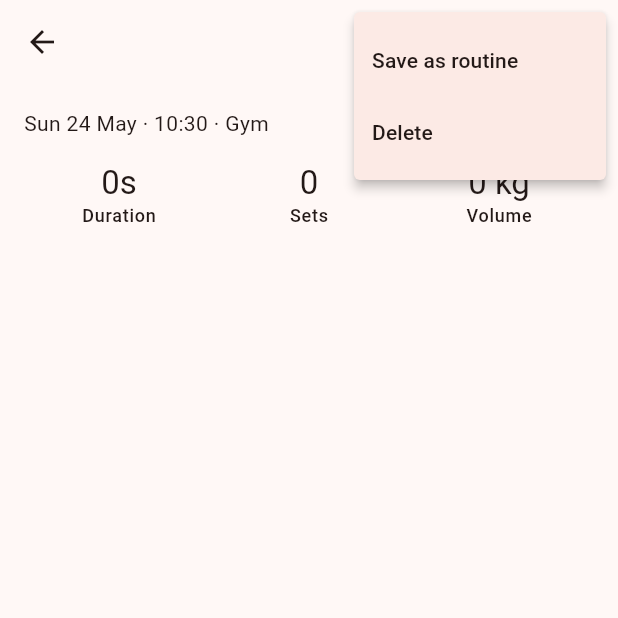
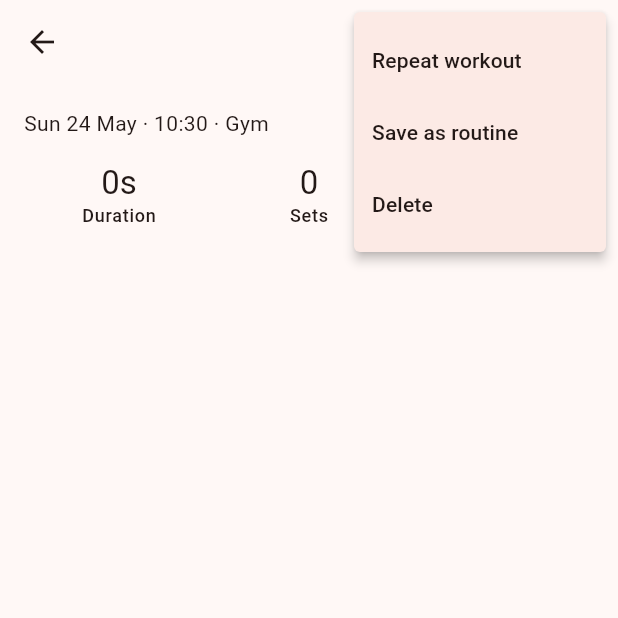
Before and after one commit to lordyhas/endelea, a Flutter app: the WorkoutDetailScreen screen opened directly with empty values, after a tap on the "more vert" icon, on a phone screen of 412 x 824 dp, the top half of it. Run offline on Flutter 3.47's test engine with Material 3 defaults, Android fonts, the phone set to English and light mode, and no system bars.

Commit message:
feat: repeat a past workout from its detail screen

```diff
--- a/lib/data/workout_store.dart
+++ b/lib/data/workout_store.dart
@@ -44,6 +44,21 @@ class WorkoutStore extends ChangeNotifier {
         WorkoutExercise(
           exercise: entry.exercise,
           sets: List.generate(entry.sets, (_) => WorkoutSet()),
+        ),
+      );
+    }
+    notifyListeners();
+    return workout;
+  }
+
+  /// Starts a new workout with the same exercises and set values as [past].
+  Workout repeat(Workout past) {
+    final workout = start(name: past.name, place: past.place);
+    for (final entry in past.exercises) {
+      workout.exercises.add(
+        WorkoutExercise(
+          exercise: entry.exercise,
+          sets: [for (final set in entry.sets) set.copy()..done = false],
         ),
       );
     }
--- a/lib/screens/workout_detail_screen.dart
+++ b/lib/screens/workout_detail_screen.dart
@@ -8,6 +8,7 @@ import '../models/settings.dart';
 import '../models/workout.dart';
 import '../utils/format.dart';
 import '../widgets/confirm_dialog.dart';
+import 'active_workout_screen.dart';
 
 class WorkoutDetailScreen extends StatelessWidget {
   const WorkoutDetailScreen({super.key, required this.workout});
@@ -18,6 +19,20 @@ class WorkoutDetailScreen extends StatelessWidget {
     final template = TemplateScope.of(context).saveWorkout(workout);
     ScaffoldMessenger.of(context).showSnackBar(
       SnackBar(content: Text('Routine "${template.name}" created')),
+    );
+  }
+
+  void _repeat(BuildContext context) {
+    final store = StoreScope.of(context);
+    if (store.active != null) {
+      ScaffoldMessenger.of(context).showSnackBar(
+        const SnackBar(content: Text('Finish your current workout first')),
+      );
+      return;
+    }
+    store.repeat(workout);
+    Navigator.of(context).pushReplacement(
+      MaterialPageRoute<void>(builder: (_) => const ActiveWorkoutScreen()),
     );
   }
 
@@ -43,6 +58,10 @@ class WorkoutDetailScreen extends StatelessWidget {
         actions: [
           PopupMenuButton<void>(
             itemBuilder: (_) => [
+              PopupMenuItem(
+                onTap: () => _repeat(context),
+                child: const Text('Repeat workout'),
+              ),
               PopupMenuItem(
                 onTap: () => _saveAsRoutine(context),
                 child: const Text('Save as routine'),
```
